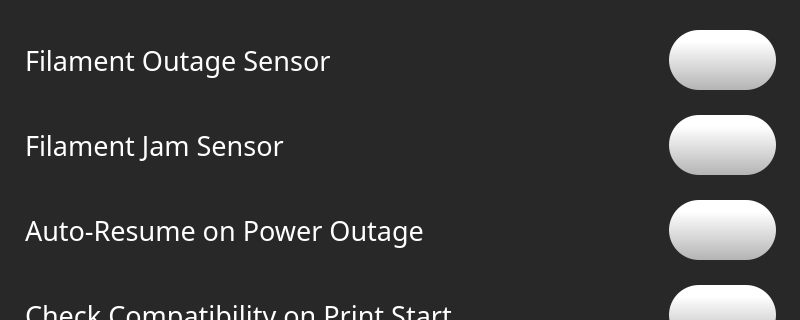
First picture: the form in octoprint_ControlCenter/ui/control_screen/control_screen.ui, repository FracktalWorks/ControlCenter, before the edit; both pictures show x 0 to 800 and y 0 to 320 of the 800 by 480 pixel window.
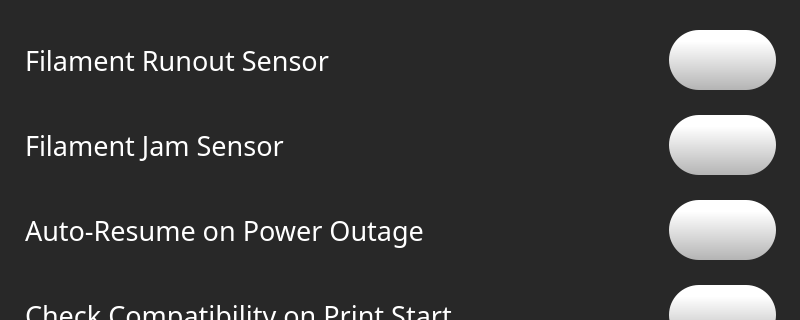
Second picture: the form after the edit. Icons and pictures are not drawn.

Commit message:
Add persistent filament sensor preferences and UI toggles
Introduces persistent preferences for filament runout and jam sensors, with atomic config storage and UI toggle buttons. Controller now applies sensor state based on preferences and print status, and disables/enables sensors on print events. Refactors model and config store to support preference persistence and batch updates.

```diff
--- a/octoprint_ControlCenter/ui/control_screen/control_screen.ui
+++ b/octoprint_ControlCenter/ui/control_screen/control_screen.ui
@@ -3236,7 +3236,7 @@
 background-color: rgba(255, 255, 255, 0);</string>
               </property>
               <property name="text">
-               <string>Filament Outage Sensor</string>
+               <string>Filament Runout Sensor</string>
               </property>
              </widget>
             </item>
```
Left out of the diff: 5 changed lines with no effect on the pictures. The commit also changes 4 other files.
